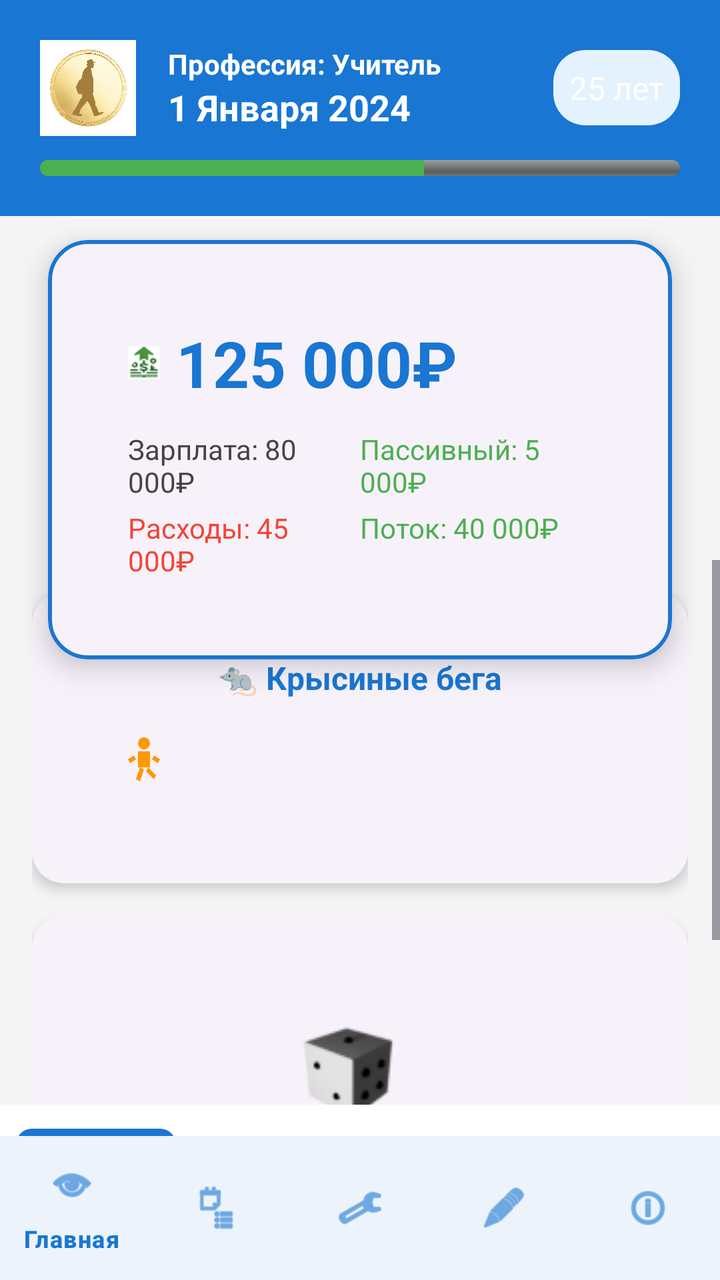
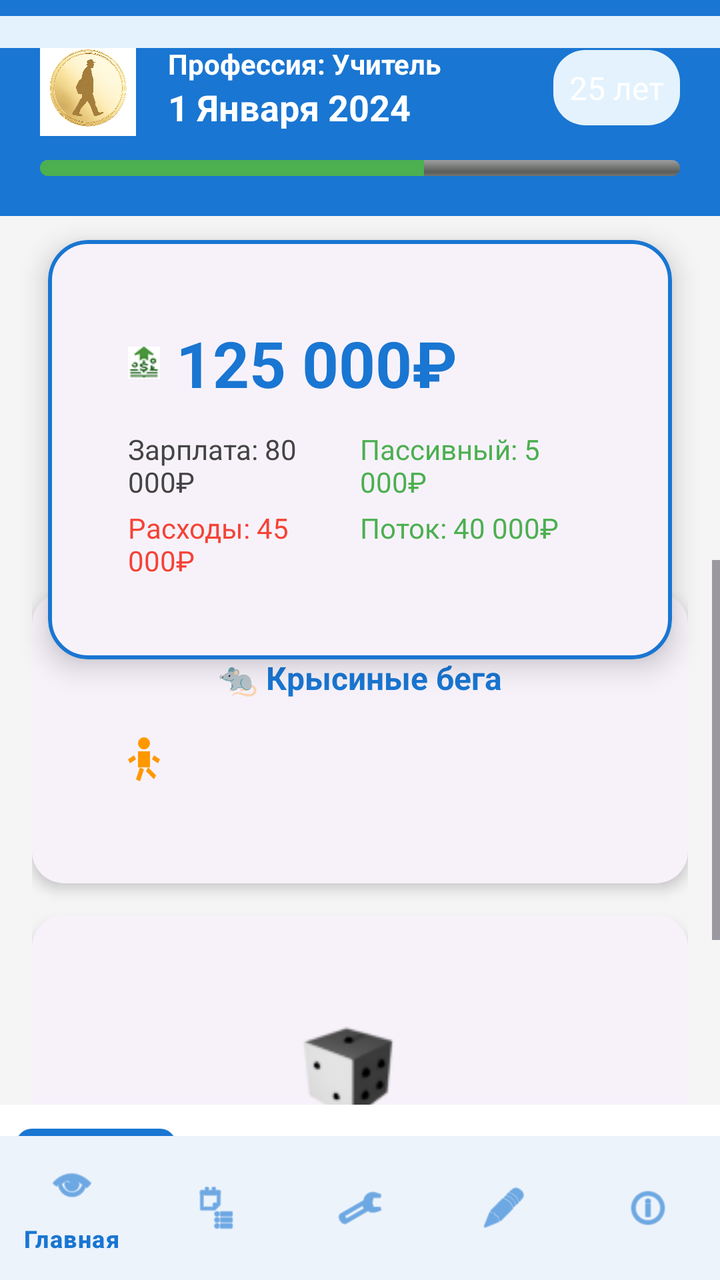

Screens rendered from an Android XML layout before and after an edit, with the pre-edit source and the edit as a unified diff.
<!-- AndroidManifest.xml: application theme Theme.FinancialSuccess -->
<!-- res/layout/activity_game.xml -->
<?xml version="1.0" encoding="utf-8"?>
<androidx.coordinatorlayout.widget.CoordinatorLayout
    xmlns:android="http://schemas.android.com/apk/res/android"
    xmlns:app="http://schemas.android.com/apk/res-auto"
    android:layout_width="match_parent"
    android:layout_height="match_parent"
    android:background="@color/background_color">

    
    <LinearLayout
        android:id="@+id/headerPanel"
        android:layout_width="match_parent"
        android:layout_height="wrap_content"
        android:orientation="vertical"
        android:padding="20dp"
        android:background="@color/primary_color">

        <LinearLayout
            android:layout_width="match_parent"
            android:layout_height="wrap_content"
            android:orientation="horizontal"
            android:gravity="center_vertical">

            <ImageView
                android:id="@+id/iv_player_avatar"
                android:layout_width="48dp"
                android:layout_height="48dp"
                android:src="@drawable/player_token"
                android:contentDescription="Аватар игрока"
                android:background="@drawable/bg_avatar_circle"
                android:layout_marginEnd="16dp" />

            <LinearLayout
                android:layout_width="0dp"
                android:layout_height="wrap_content"
                android:layout_weight="1"
                android:orientation="vertical">

                <TextView
                    android:id="@+id/tv_profession"
                    android:layout_width="wrap_content"
                    android:layout_height="wrap_content"
                    android:text="Профессия: Учитель"
                    android:textSize="14sp"
                    android:textColor="@color/white"
                    android:textStyle="bold" />

                <TextView
                    android:id="@+id/tv_current_date"
                    android:layout_width="wrap_content"
                    android:layout_height="wrap_content"
                    android:text="1 Января 2024"
                    android:textSize="18sp"
                    android:textColor="@color/white"
                    android:textStyle="bold" />
            </LinearLayout>

            <TextView
                android:id="@+id/tv_age"
                android:layout_width="wrap_content"
                android:layout_height="wrap_content"
                android:text="25 лет"
                android:textColor="@color/white"
                android:textSize="16sp"
                android:background="@drawable/bg_age_chip"
                android:padding="8dp"
                android:layout_marginStart="8dp"
                android:clickable="true"
                android:focusable="true" />
        </LinearLayout>

        <ProgressBar
            android:id="@+id/progress_life"
            style="@android:style/Widget.ProgressBar.Horizontal"
            android:layout_width="match_parent"
            android:layout_height="8dp"
            android:progress="60"
            android:max="100"
            android:progressTint="@color/success_color"
            android:backgroundTint="@color/primary_color_light"
            android:layout_marginTop="12dp" />
    </LinearLayout>

    
    <com.google.android.material.card.MaterialCardView
        android:id="@+id/card_balance"
        android:layout_width="match_parent"
        android:layout_height="wrap_content"
        android:layout_marginStart="24dp"
        android:layout_marginEnd="24dp"
        android:layout_marginTop="120dp"
        app:cardElevation="8dp"
        app:cardCornerRadius="20dp"
        app:strokeColor="@color/primary_color"
        app:strokeWidth="2dp">

        <LinearLayout
            android:layout_width="match_parent"
            android:layout_height="wrap_content"
            android:orientation="vertical"
            android:padding="24dp">

            <TextView
                android:id="@+id/tv_cash"
                android:layout_width="wrap_content"
                android:layout_height="wrap_content"
                android:text="125 000₽"
                android:textSize="32sp"
                android:textStyle="bold"
                android:textColor="@color/primary_color"
                android:drawableLeft="@drawable/icon_income"
                android:drawablePadding="8dp" />

            <LinearLayout
                android:layout_width="match_parent"
                android:layout_height="wrap_content"
                android:orientation="horizontal"
                android:layout_marginTop="12dp">

                <TextView
                    android:id="@+id/tv_salary"
                    android:layout_width="0dp"
                    android:layout_height="wrap_content"
                    android:layout_weight="1"
                    android:text="Зарплата: 80 000₽"
                    android:textSize="14sp"
                    android:textColor="@color/text_secondary" />

                <TextView
                    android:id="@+id/tv_passive_income"
                    android:layout_width="0dp"
                    android:layout_height="wrap_content"
                    android:layout_weight="1"
                    android:text="Пассивный: 5 000₽"
                    android:textSize="14sp"
                    android:textColor="@color/success_color" />
            </LinearLayout>

            <LinearLayout
                android:layout_width="match_parent"
                android:layout_height="wrap_content"
                android:orientation="horizontal"
                android:layout_marginTop="4dp">

                <TextView
                    android:id="@+id/tv_expenses"
                    android:layout_width="0dp"
                    android:layout_height="wrap_content"
                    android:layout_weight="1"
                    android:text="Расходы: 45 000₽"
                    android:textSize="14sp"
                    android:textColor="@color/error_color" />

                <TextView
                    android:id="@+id/tv_cash_flow"
                    android:layout_width="0dp"
                    android:layout_height="wrap_content"
                    android:layout_weight="1"
                    android:text="Поток: 40 000₽"
                    android:textSize="14sp"
                    android:textColor="@color/success_color" />
            </LinearLayout>
        </LinearLayout>
    </com.google.android.material.card.MaterialCardView>

    
    <ScrollView
        android:layout_width="match_parent"
        android:layout_height="wrap_content"
        android:layout_marginTop="280dp"
        android:layout_marginBottom="80dp">
        <LinearLayout
            android:layout_width="match_parent"
            android:layout_height="wrap_content"
            android:orientation="vertical"
            android:padding="16dp">

            
            <com.google.android.material.card.MaterialCardView
                android:layout_width="match_parent"
                android:layout_height="wrap_content"
                app:cardElevation="4dp"
                app:cardCornerRadius="16dp"
                android:layout_marginBottom="16dp">
                <LinearLayout
                    android:layout_width="match_parent"
                    android:layout_height="wrap_content"
                    android:orientation="vertical"
                    android:padding="16dp">
                    <TextView
                        android:id="@+id/tv_game_status"
                        android:layout_width="wrap_content"
                        android:layout_height="wrap_content"
                        android:text="🐀 Крысиные бега"
                        android:textSize="16sp"
                        android:textColor="@color/primary_color"
                        android:textStyle="bold"
                        android:layout_gravity="center_horizontal" />
                    <LinearLayout
                        android:id="@+id/ll_game_track"
                        android:layout_width="match_parent"
                        android:layout_height="60dp"
                        android:orientation="horizontal"
                        android:gravity="center_vertical"
                        android:padding="8dp">
                        
                        <ImageView
                            android:id="@+id/iv_player_on_track"
                            android:layout_width="32dp"
                            android:layout_height="32dp"
                            android:src="@drawable/ic_runner"
                            android:contentDescription="Игрок на дорожке" />
                    </LinearLayout>
                </LinearLayout>
            </com.google.android.material.card.MaterialCardView>

            
            <com.google.android.material.card.MaterialCardView
                android:id="@+id/card_dice"
                android:layout_width="match_parent"
                android:layout_height="wrap_content"
                app:cardElevation="4dp"
                app:cardCornerRadius="16dp"
                android:layout_marginBottom="16dp"
                android:clickable="true"
                android:focusable="true"
                android:foreground="?attr/selectableItemBackground">
                <LinearLayout
                    android:layout_width="match_parent"
                    android:layout_height="wrap_content"
                    android:orientation="vertical"
                    android:padding="24dp"
                    android:gravity="center">
                    <ImageView
                        android:id="@+id/iv_dice"
                        android:layout_width="80dp"
                        android:layout_height="80dp"
                        android:layout_marginBottom="8dp"
                        android:background="@drawable/dice_1"
                        android:contentDescription="Кубик" />
                    <TextView
                        android:id="@+id/tv_dice_value"
                        android:layout_width="wrap_content"
                        android:layout_height="wrap_content"
                        android:text="Брось кубик!"
                        android:textSize="20sp"
                        android:textStyle="bold"
                        android:layout_marginBottom="8dp" />
                </LinearLayout>
            </com.google.android.material.card.MaterialCardView>
        </LinearLayout>
    </ScrollView>

    
    <com.google.android.material.button.MaterialButton
        android:id="@+id/btnHealthStatus"
        android:layout_width="wrap_content"
        android:layout_height="wrap_content"
        android:text="Здоровье"
        android:visibility="gone" />

    
    <androidx.recyclerview.widget.RecyclerView
        android:id="@+id/recyclerViewAssets"
        android:layout_width="match_parent"
        android:layout_height="0dp"
        android:layout_weight="1"
        android:visibility="gone" />

    
    <TextView
        android:id="@+id/tvHealthStatus"
        android:layout_width="wrap_content"
        android:layout_height="wrap_content"
        android:text="Статус здоровья"
        android:visibility="gone" />

    
    <TextView
        android:id="@+id/tvTrackInfo"
        android:layout_width="wrap_content"
        android:layout_height="wrap_content"
        android:text="Информация о треке"
        android:visibility="gone" />

    
    <ProgressBar
        android:id="@+id/monthProgressBar"
        style="@android:style/Widget.ProgressBar.Horizontal"
        android:layout_width="match_parent"
        android:layout_height="8dp"
        android:progress="0"
        android:max="100"
        android:visibility="gone" />

    
    <TextView
        android:id="@+id/tvFinishGoal"
        android:layout_width="wrap_content"
        android:layout_height="wrap_content"
        android:text="Финальная цель"
        android:visibility="gone" />

    
    <LinearLayout
        android:id="@+id/layoutGameActions"
        android:layout_width="match_parent"
        android:layout_height="wrap_content"
        android:orientation="horizontal"
        android:gravity="center"
        android:layout_gravity="bottom"
        android:background="@color/white"
        android:padding="8dp">

        <com.google.android.material.button.MaterialButton
            android:id="@+id/btnFinancialStatement"
            android:layout_width="0dp"
            android:layout_height="wrap_content"
            android:layout_weight="1"
            android:text="Фин. отчет" />

        <com.google.android.material.button.MaterialButton
            android:id="@+id/btnAssets"
            android:layout_width="0dp"
            android:layout_height="wrap_content"
            android:layout_weight="1"
            android:text="Активы"
            android:layout_marginStart="8dp" />

        <com.google.android.material.button.MaterialButton
            android:id="@+id/btnMarket"
            android:layout_width="0dp"
            android:layout_height="wrap_content"
            android:layout_weight="1"
            android:text="Рынок"
            android:layout_marginStart="8dp" />

        <com.google.android.material.button.MaterialButton
            android:id="@+id/btnFinancialJournal"
            android:layout_width="0dp"
            android:layout_height="wrap_content"
            android:layout_weight="1"
            android:text="Журнал"
            android:layout_marginStart="8dp" />
    </LinearLayout>

    
    <com.google.android.material.bottomnavigation.BottomNavigationView
        android:id="@+id/bottom_navigation"
        android:layout_width="match_parent"
        android:layout_height="72dp"
        android:layout_gravity="bottom"
        android:background="@color/white"
        app:itemIconTint="@color/primary_color"
        app:itemTextColor="@color/primary_color"
        app:menu="@menu/bottom_nav_menu" />

</androidx.coordinatorlayout.widget.CoordinatorLayout>
<!-- resources referenced by this layout -->
<resources>
  <color name="background_color">#F5F5F5</color>
  <color name="error_color">#F44336</color>
  <color name="primary_color">#1976D2</color>
  <color name="primary_color_light">#E3F2FD</color>
  <color name="success_color">#4CAF50</color>
  <color name="text_secondary">#444444</color>
  <color name="white">#FFFFFF</color>
  <!-- drawable bg_age_chip (drawable) -->
  <?xml version="1.0" encoding="utf-8"?>
  <shape xmlns:android="http://schemas.android.com/apk/res/android" android:shape="rectangle">
      <solid android:color="@color/primary_color_light"/>
      <corners android:radius="16dp"/>
  </shape>
  <!-- drawable bg_avatar_circle (drawable) -->
  <?xml version="1.0" encoding="utf-8"?>
  <shape xmlns:android="http://schemas.android.com/apk/res/android" android:shape="oval">
      <solid android:color="@color/primary_color_light"/>
  </shape>
  <!-- drawable dice_1: png bitmap (drawable-hdpi, 6690 bytes) -->
  <!-- drawable ic_runner (drawable) -->
  <?xml version="1.0" encoding="utf-8"?>
  <vector xmlns:android="http://schemas.android.com/apk/res/android"
      android:width="32dp"
      android:height="32dp"
      android:viewportWidth="32"
      android:viewportHeight="32">
      
      
      <path
          android:fillColor="#FF9800"
          android:pathData="M16,8m-3,0a3,3 0,1 1,6 0a3,3 0,1 1,-6 0"/>
      
      
      <path
          android:fillColor="#FF9800"
          android:pathData="M13,12h6v8h-6z"/>
      
      
      <path
          android:fillColor="#FF9800"
          android:pathData="M11,14l-3,2l1,2l3,-2z"/>
      
      <path
          android:fillColor="#FF9800"
          android:pathData="M21,14l3,2l-1,2l-3,-2z"/>
      
      
      <path
          android:fillColor="#FF9800"
          android:pathData="M14,20l-2,6l2,1l2,-6z"/>
      
      <path
          android:fillColor="#FF9800"
          android:pathData="M18,20l4,4l-1,2l-4,-4z"/>
  </vector>
  <!-- drawable icon_income: png bitmap (drawable-hdpi, 1794 bytes) -->
  <!-- drawable player_token: png bitmap (drawable-hdpi, 534533 bytes) -->
  <style name="Theme.FinancialSuccess" parent="Theme.Material3.DayNight">
          
          <item name="colorPrimary">@color/primary_color</item>
          <item name="colorPrimaryVariant">@color/primary_variant</item>
          <item name="colorOnPrimary">@color/white</item>
          
          
          <item name="colorSecondary">@color/secondary_color</item>
          <item name="colorSecondaryVariant">@color/secondary_variant</item>
          <item name="colorOnSecondary">@color/black</item>
          
          
          <item name="android:colorBackground">@color/background_color</item>
          <item name="colorSurface">@color/surface_color</item>
          <item name="colorOnBackground">@color/text_primary</item>
          <item name="colorOnSurface">@color/text_primary</item>
          
          
          <item name="android:statusBarColor">?attr/colorPrimaryVariant</item>
          
          
          <item name="windowActionBar">false</item>
          <item name="windowNoTitle">true</item>
          
          
          <item name="materialCardViewStyle">@style/Widget.App.CardView</item>
          
          
          <item name="materialButtonStyle">@style/Widget.App.Button</item>
      </style>
  <color name="primary_variant">#0D47A1</color>
  <color name="secondary_color">#FFC107</color>
  <color name="secondary_variant">#FF8F00</color>
  <color name="black">#000000</color>
  <color name="surface_color">#FFFFFF</color>
  <color name="text_primary">#212121</color>
  <style name="Widget.App.CardView" parent="Widget.Material3.CardView.Elevated">
          <item name="cardCornerRadius">12dp</item>
          <item name="cardElevation">4dp</item>
          <item name="contentPadding">16dp</item>
      </style>
  <style name="Widget.App.Button" parent="Widget.Material3.Button">
          <item name="cornerRadius">8dp</item>
          <item name="android:textAllCaps">false</item>
      </style>
</resources>

<!-- the commit's change to res/layout/activity_game.xml (unified diff, before → after) -->
@@ -284,14 +284,16 @@
         android:visibility="gone" />
 
     
-    <ProgressBar
+    <LinearLayout
         android:id="@+id/monthProgressBar"
-        style="@android:style/Widget.ProgressBar.Horizontal"
-        android:layout_width="match_parent"
-        android:layout_height="8dp"
-        android:progress="0"
-        android:max="100"
-        android:visibility="gone" />
+        android:layout_width="match_parent"
+        android:layout_height="16dp"
+        android:orientation="horizontal"
+        android:background="@color/primary_color_light"
+        android:gravity="center_vertical"
+        android:layout_marginTop="8dp"
+        android:layout_marginBottom="8dp"
+        android:padding="2dp" />
 
     
     <TextView
